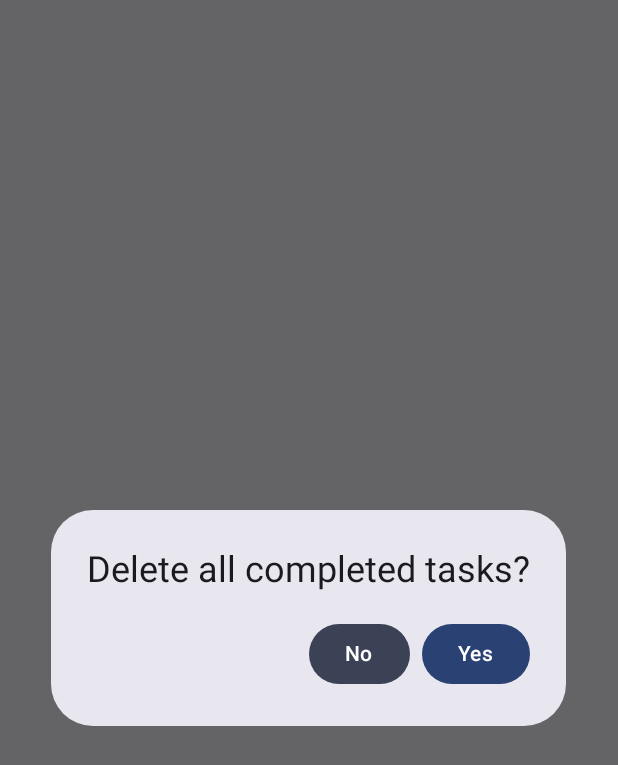
After one commit to emlai1263/CSC436, an Android app built with Jetpack Compose: the composable DeleteTasksDialog shown on its own in the app's theme, on a phone screen of 412 x 824 dp. The commit adds this screen. Shown: the top 765 px of the screen. Run offline under Robolectric (Android 15) with nearby library versions, the phone set to English and light mode, and no system bars.

Commit message:
attempted to add dialog window for deleting (not working)

```diff
--- /dev/null
+++ b/ToDoList_Starter/app/src/main/java/com/zybooks/todolist/ui/DeleteTasksDialog.kt
@@ -0,0 +1,45 @@
+package com.zybooks.todolist.ui
+
+import androidx.compose.material3.AlertDialog
+import androidx.compose.material3.Button
+import androidx.compose.material3.ButtonDefaults
+import androidx.compose.material3.MaterialTheme
+import androidx.compose.material3.Text
+import androidx.compose.runtime.Composable
+
+@Composable
+fun DeleteTasksDialog(
+    onConfirm: () -> Unit,
+    onDismiss: () -> Unit
+) {
+    AlertDialog(
+        onDismissRequest = {
+            onDismiss()
+        },
+        title = {
+            Text("Delete all completed tasks?")
+        },
+        confirmButton = {
+            Button(
+                colors = ButtonDefaults.buttonColors(
+                    containerColor = MaterialTheme.colorScheme.primary
+                ),
+                onClick = {
+                    onConfirm()
+                }) {
+                Text("Yes")
+            }
+        },
+        dismissButton = {
+            Button(
+                colors = ButtonDefaults.buttonColors(
+                    containerColor = MaterialTheme.colorScheme.secondary
+                ),
+                onClick = {
+                    onDismiss()
+                }) {
+                Text("No")
+            }
+        },
+    )
+}
```
Also changed, not shown: ToDoList_Starter/app/src/main/java/com/zybooks/todolist/ui/ToDoScreen.kt (+14 -1 lines).
